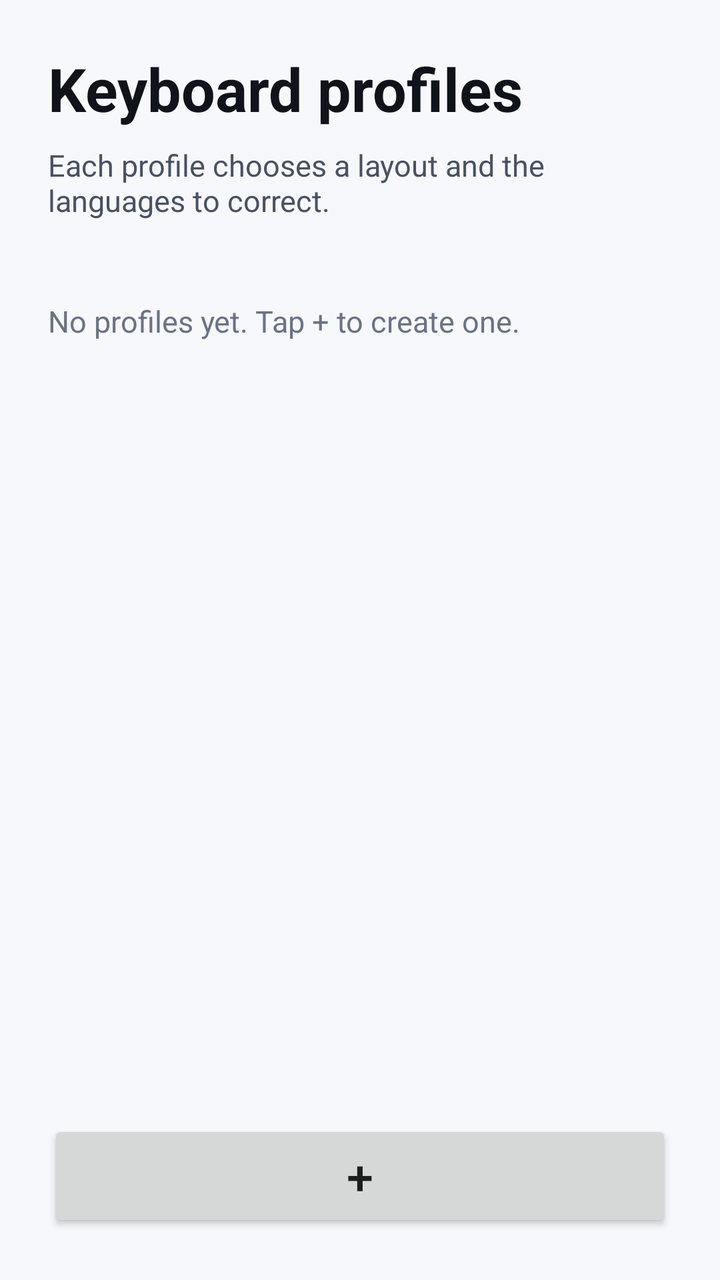
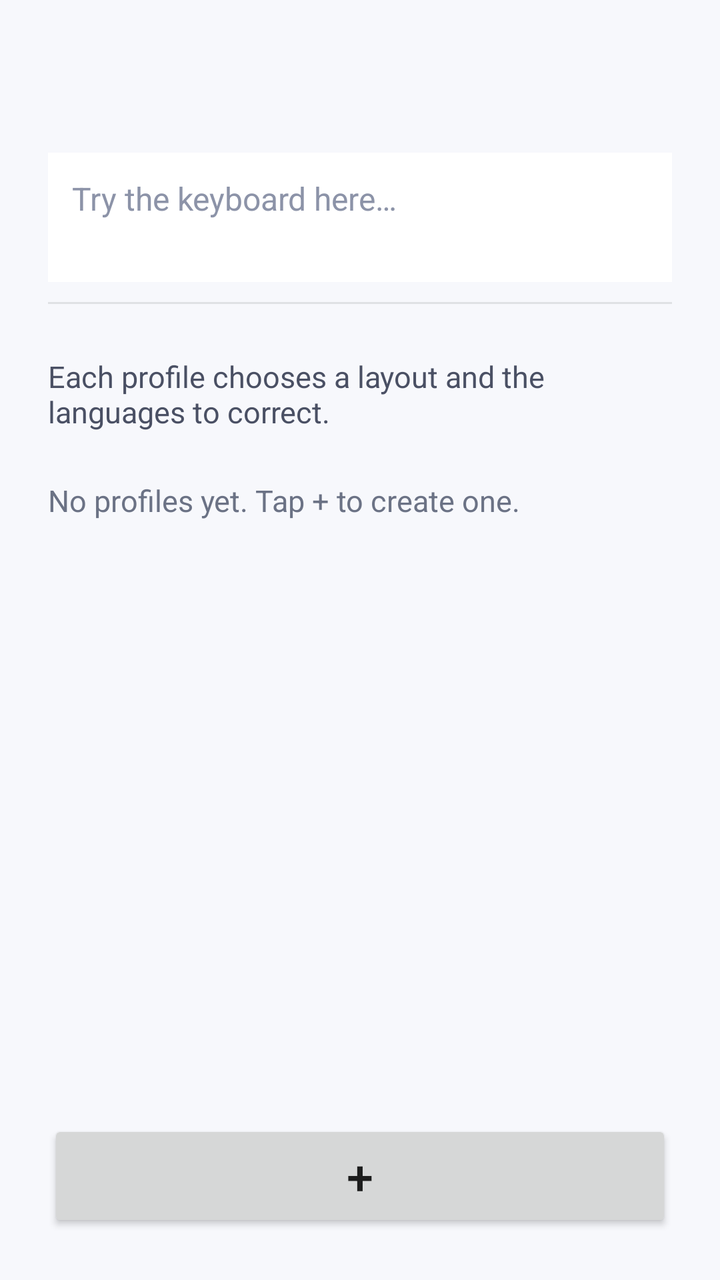

Two renders of the same Android screen: before a commit and after it. Below are the layout's source before the change and the commit's diff.
<!-- AndroidManifest.xml: application theme Theme.Type1 -->
<!-- res/layout/activity_profiles.xml -->
<?xml version="1.0" encoding="utf-8"?>
<LinearLayout xmlns:android="http://schemas.android.com/apk/res/android"
	android:layout_width="match_parent"
	android:layout_height="match_parent"
	android:orientation="vertical"
	android:padding="24dp">

	<TextView
		android:layout_width="wrap_content"
		android:layout_height="wrap_content"
		android:text="@string/profiles_title"
		android:textColor="#FF11131A"
		android:textSize="30sp"
		android:textStyle="bold" />

	<TextView
		android:layout_width="match_parent"
		android:layout_height="wrap_content"
		android:layout_marginTop="8dp"
		android:text="@string/profiles_subtitle"
		android:textColor="#FF4A5064"
		android:textSize="15sp" />

	<ScrollView
		android:layout_width="match_parent"
		android:layout_height="0dp"
		android:layout_marginTop="16dp"
		android:layout_weight="1"
		android:fillViewport="true">

		<LinearLayout
			android:layout_width="match_parent"
			android:layout_height="wrap_content"
			android:orientation="vertical">

			<TextView
				android:id="@+id/profileEmpty"
				android:layout_width="match_parent"
				android:layout_height="wrap_content"
				android:paddingTop="24dp"
				android:paddingBottom="24dp"
				android:text="@string/profiles_empty"
				android:textColor="#FF6B7285"
				android:textSize="15sp" />

			<LinearLayout
				android:id="@+id/profileList"
				android:layout_width="match_parent"
				android:layout_height="wrap_content"
				android:orientation="vertical" />
		</LinearLayout>
	</ScrollView>

	<Button
		android:id="@+id/addProfileButton"
		android:layout_width="match_parent"
		android:layout_height="56dp"
		android:layout_marginTop="12dp"
		android:contentDescription="@string/profiles_add_description"
		android:text="@string/profiles_add"
		android:textSize="24sp" />
</LinearLayout>
<!-- resources referenced by this layout -->
<resources>
  <string name="profiles_add">+</string>
  <string name="profiles_add_description">Add a profile</string>
  <string name="profiles_empty">No profiles yet. Tap + to create one.</string>
  <string name="profiles_subtitle">Each profile chooses a layout and the languages to correct.</string>
  <string name="profiles_title">Keyboard profiles</string>
  <style name="Theme.Type1" parent="@android:style/Theme.Material.Light.NoActionBar">
  		<item name="android:colorAccent">@color/brand</item>
  		<item name="android:statusBarColor">@color/brand</item>
  		<item name="android:windowBackground">#FFF7F8FC</item>
  	</style>
  <color name="brand">#FF4C6FFF</color>
</resources>

<!-- the commit's change to res/layout/activity_profiles.xml (unified diff, before → after) -->
@@ -2,36 +2,30 @@
 <LinearLayout xmlns:android="http://schemas.android.com/apk/res/android"
 	android:layout_width="match_parent"
 	android:layout_height="match_parent"
-	android:orientation="vertical"
-	android:padding="24dp">
+	android:orientation="vertical">
 
-	<TextView
-		android:layout_width="wrap_content"
-		android:layout_height="wrap_content"
-		android:text="@string/profiles_title"
-		android:textColor="#FF11131A"
-		android:textSize="30sp"
-		android:textStyle="bold" />
-
-	<TextView
-		android:layout_width="match_parent"
-		android:layout_height="wrap_content"
-		android:layout_marginTop="8dp"
-		android:text="@string/profiles_subtitle"
-		android:textColor="#FF4A5064"
-		android:textSize="15sp" />
+	<include layout="@layout/settings_header" />
 
 	<ScrollView
 		android:layout_width="match_parent"
 		android:layout_height="0dp"
-		android:layout_marginTop="16dp"
 		android:layout_weight="1"
 		android:fillViewport="true">
 
 		<LinearLayout
 			android:layout_width="match_parent"
 			android:layout_height="wrap_content"
-			android:orientation="vertical">
+			android:orientation="vertical"
+			android:paddingStart="24dp"
+			android:paddingTop="16dp"
+			android:paddingEnd="24dp">
+
+			<TextView
+				android:layout_width="match_parent"
+				android:layout_height="wrap_content"
+				android:text="@string/profiles_subtitle"
+				android:textColor="#FF4A5064"
+				android:textSize="15sp" />
 
 			<TextView
 				android:id="@+id/profileEmpty"
@@ -51,12 +45,63 @@
 		</LinearLayout>
 	</ScrollView>
 
-	<Button
-		android:id="@+id/addProfileButton"
+	<LinearLayout
 		android:layout_width="match_parent"
-		android:layout_height="56dp"
+		android:layout_height="wrap_content"
+		android:orientation="vertical"
+		android:paddingStart="24dp"
+		android:paddingTop="8dp"
+		android:paddingEnd="24dp"
+		android:paddingBottom="24dp">
+
+		<Button
+			android:id="@+id/addProfileButton"
+			android:layout_width="match_parent"
+			android:layout_height="56dp"
+			android:contentDescription="@string/profiles_add_description"
+			android:text="@string/profiles_add"
+			android:textSize="24sp" />
+	</LinearLayout>
+</LinearLayout>
+<!-- res/layout/settings_header.xml (included above) -->
+<?xml version="1.0" encoding="utf-8"?>
+<LinearLayout xmlns:android="http://schemas.android.com/apk/res/android"
+	android:layout_width="match_parent"
+	android:layout_height="wrap_content"
+	android:orientation="vertical"
+	android:paddingStart="24dp"
+	android:paddingTop="24dp"
+	android:paddingEnd="24dp"
+	android:paddingBottom="10dp">
+
+	<TextView
+		android:id="@+id/settingsTitle"
+		android:layout_width="match_parent"
+		android:layout_height="wrap_content"
+		android:textColor="#FF11131A"
+		android:textSize="30sp"
+		android:textStyle="bold" />
+
+	<EditText
+		android:id="@+id/settingsDemo"
+		android:layout_width="match_parent"
+		android:layout_height="wrap_content"
 		android:layout_marginTop="12dp"
-		android:contentDescription="@string/profiles_add_description"
-		android:text="@string/profiles_add"
-		android:textSize="24sp" />
+		android:background="#FFFFFFFF"
+		android:gravity="top|start"
+		android:hint="@string/setup_demo_hint"
+		android:importantForAutofill="no"
+		android:inputType="textCapSentences|textMultiLine"
+		android:minLines="2"
+		android:maxLines="3"
+		android:padding="12dp"
+		android:textColor="#FF11131A"
+		android:textColorHint="#FF8C93A8"
+		android:textSize="16sp" />
+
+	<View
+		android:layout_width="match_parent"
+		android:layout_height="1dp"
+		android:layout_marginTop="10dp"
+		android:background="#1A11131A" />
 </LinearLayout>
<!-- resource entries referenced after the edit -->
@@ -4,7 +4,7 @@
   <string name="profiles_add_description">Add a profile</string>
   <string name="profiles_empty">No profiles yet. Tap + to create one.</string>
   <string name="profiles_subtitle">Each profile chooses a layout and the languages to correct.</string>
-  <string name="profiles_title">Keyboard profiles</string>
+  <string name="setup_demo_hint">Try the keyboard here…</string>
   <style name="Theme.Type1" parent="@android:style/Theme.Material.Light.NoActionBar">
   		<item name="android:colorAccent">@color/brand</item>
   		<item name="android:statusBarColor">@color/brand</item>
